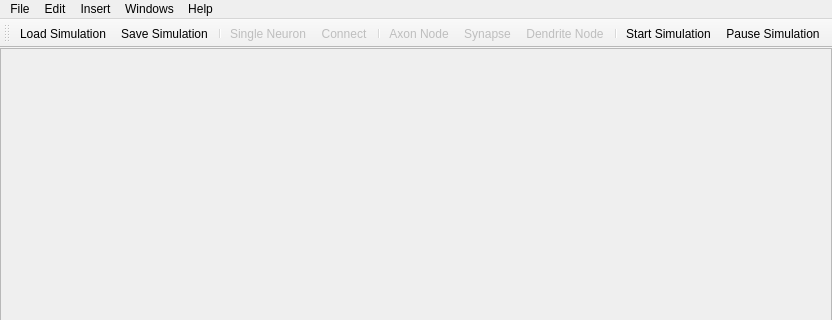
Old version of the form NeuroEdit/mainwindow.ui in the repository lucksus/neuro_edit; both pictures show x 0 to 832 and y 0 to 320 of the 832 by 599 pixel window.
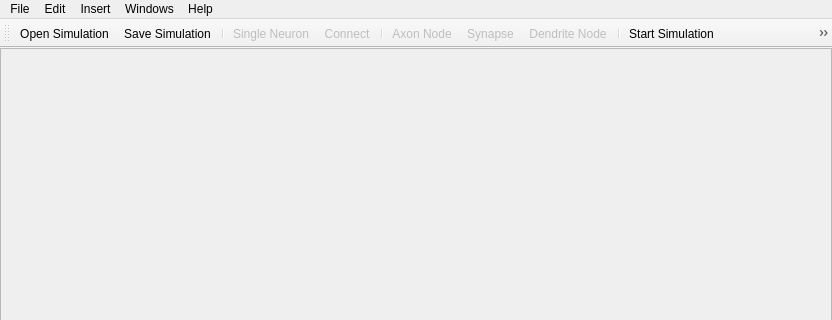
New version of the form. Icons and pictures are not drawn.

Commit message: Recently used files menu added.

Patch:
```diff
--- a/NeuroEdit/mainwindow.ui
+++ b/NeuroEdit/mainwindow.ui
@@ -151,7 +151,7 @@
      <normaloff>:/icons/Resources/load.png</normaloff>:/icons/Resources/load.png</iconset>
    </property>
    <property name="text">
-    <string>Load Simulation</string>
+    <string>Open Simulation</string>
    </property>
    <property name="shortcut">
     <string>Ctrl+O</string>
```
Left out of the diff: 6 changed lines with no effect on the pictures. The commit also changes 2 other files.
